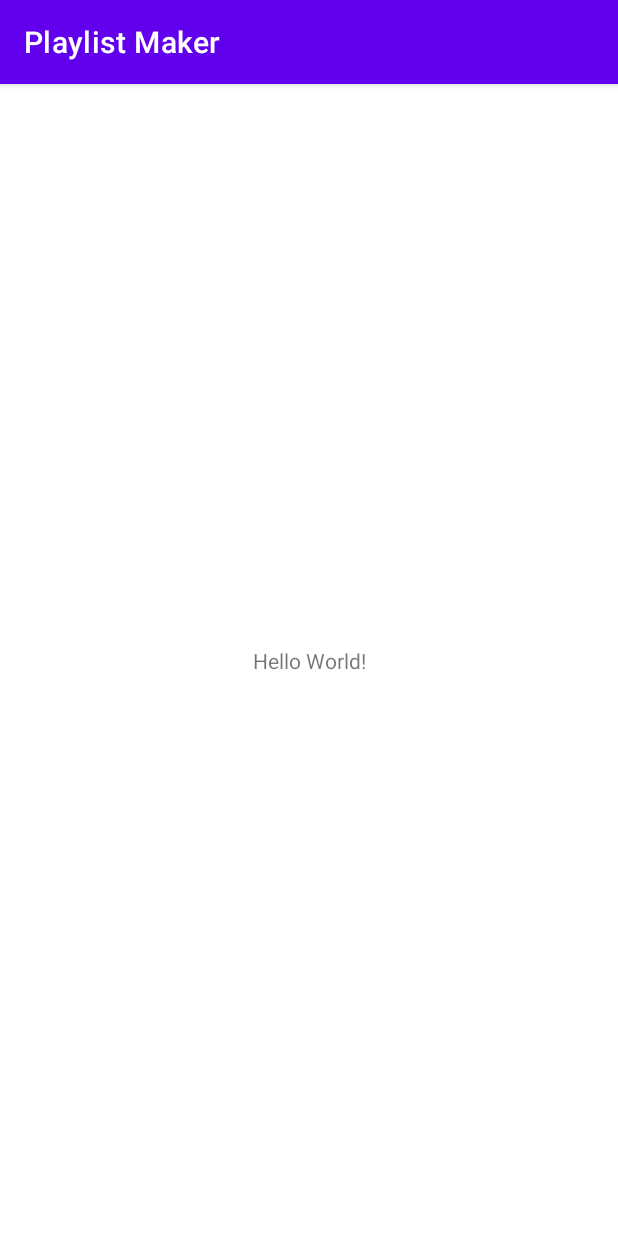
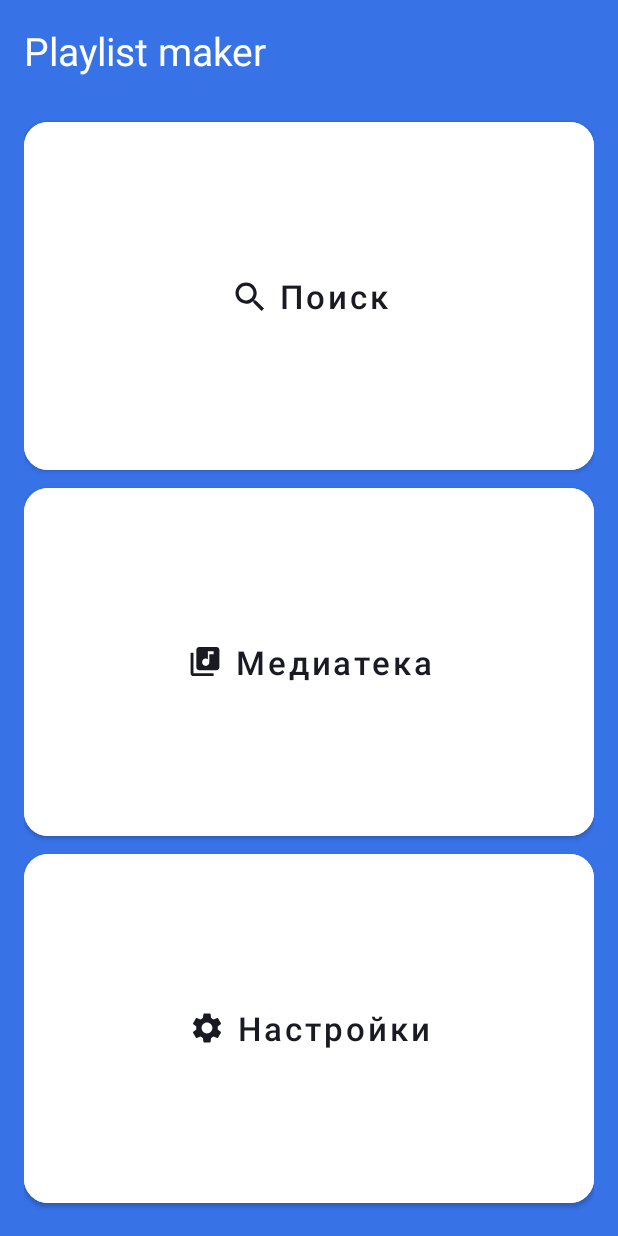
Before and after one commit to Semiteplov/PlaylistMaker, an Android app: the screen it shows after launch (MainActivity), on a phone screen of 412 x 824 dp. Run offline under Robolectric (Android 15) with nearby library versions, the phone set to English and light mode, and no system bars.

Commit message:
Add main and settings screens

```diff
--- a/app/src/main/AndroidManifest.xml
+++ b/app/src/main/AndroidManifest.xml
@@ -11,7 +11,7 @@
         android:label="@string/app_name"
         android:roundIcon="@mipmap/ic_launcher_round"
         android:supportsRtl="true"
-        android:theme="@style/Theme.PlaylistMaker"
+        android:theme="@style/Theme.MaterialComponents.DayNight.NoActionBar"
         tools:targetApi="31">
         <activity
             android:name=".MainActivity"
--- /dev/null
+++ b/app/src/main/res/drawable/ic_media.xml
@@ -0,0 +1,4 @@
+<vector android:height="23.04dp" android:viewportHeight="24"
+    android:viewportWidth="25" android:width="24dp" xmlns:android="http://schemas.android.com/apk/res/android">
+    <path android:fillColor="#1A1B22" android:pathData="M20.5,2H8.5C7.4,2 6.5,2.9 6.5,4V16C6.5,17.1 7.4,18 8.5,18H20.5C21.6,18 22.5,17.1 22.5,16V4C22.5,2.9 21.6,2 20.5,2ZM18.5,7H15.5V12.5C15.5,13.88 14.38,15 13,15C11.62,15 10.5,13.88 10.5,12.5C10.5,11.12 11.62,10 13,10C13.57,10 14.08,10.19 14.5,10.51V5H18.5V7ZM4.5,6H2.5V20C2.5,21.1 3.4,22 4.5,22H18.5V20H4.5V6Z"/>
+</vector>
--- /dev/null
+++ b/app/src/main/res/drawable/ic_search.xml
@@ -0,0 +1,9 @@
+<vector xmlns:android="http://schemas.android.com/apk/res/android"
+    android:width="24dp"
+    android:height="24dp"
+    android:viewportWidth="24"
+    android:viewportHeight="24">
+  <path
+      android:pathData="M16.579,14.95H15.721L15.417,14.656C16.481,13.418 17.122,11.81 17.122,10.061C17.122,6.161 13.961,3 10.061,3C6.161,3 3,6.161 3,10.061C3,13.961 6.161,17.122 10.061,17.122C11.81,17.122 13.418,16.481 14.656,15.417L14.95,15.721V16.579L20.381,22L22,20.381L16.579,14.95ZM10.061,14.95C7.356,14.95 5.173,12.766 5.173,10.061C5.173,7.356 7.356,5.173 10.061,5.173C12.766,5.173 14.95,7.356 14.95,10.061C14.95,12.766 12.766,14.95 10.061,14.95Z"
+      android:fillColor="#1A1B22"/>
+</vector>
--- /dev/null
+++ b/app/src/main/res/drawable/ic_settings.xml
@@ -0,0 +1,9 @@
+<vector xmlns:android="http://schemas.android.com/apk/res/android"
+    android:width="24dp"
+    android:height="24dp"
+    android:viewportWidth="24"
+    android:viewportHeight="24">
+  <path
+      android:pathData="M19.14,12.94C19.18,12.64 19.2,12.33 19.2,12C19.2,11.68 19.18,11.36 19.13,11.06L21.16,9.48C21.34,9.34 21.39,9.07 21.28,8.87L19.36,5.55C19.24,5.33 18.99,5.26 18.77,5.33L16.38,6.29C15.88,5.91 15.35,5.59 14.76,5.35L14.4,2.81C14.36,2.57 14.16,2.4 13.92,2.4H10.08C9.84,2.4 9.65,2.57 9.61,2.81L9.25,5.35C8.66,5.59 8.12,5.92 7.63,6.29L5.24,5.33C5.02,5.25 4.77,5.33 4.65,5.55L2.74,8.87C2.62,9.08 2.66,9.34 2.86,9.48L4.89,11.06C4.84,11.36 4.8,11.69 4.8,12C4.8,12.31 4.82,12.64 4.87,12.94L2.84,14.52C2.66,14.66 2.61,14.93 2.72,15.13L4.64,18.45C4.76,18.67 5.01,18.74 5.23,18.67L7.62,17.71C8.12,18.09 8.65,18.41 9.24,18.65L9.6,21.19C9.65,21.43 9.84,21.6 10.08,21.6H13.92C14.16,21.6 14.36,21.43 14.39,21.19L14.75,18.65C15.34,18.41 15.88,18.09 16.37,17.71L18.76,18.67C18.98,18.75 19.23,18.67 19.35,18.45L21.27,15.13C21.39,14.91 21.34,14.66 21.15,14.52L19.14,12.94ZM12,15.6C10.02,15.6 8.4,13.98 8.4,12C8.4,10.02 10.02,8.4 12,8.4C13.98,8.4 15.6,10.02 15.6,12C15.6,13.98 13.98,15.6 12,15.6Z"
+      android:fillColor="#1A1B22"/>
+</vector>
--- a/app/src/main/res/layout/activity_main.xml
+++ b/app/src/main/res/layout/activity_main.xml
@@ -1,18 +1,70 @@
 <?xml version="1.0" encoding="utf-8"?>
-<androidx.constraintlayout.widget.ConstraintLayout xmlns:android="http://schemas.android.com/apk/res/android"
+<LinearLayout xmlns:android="http://schemas.android.com/apk/res/android"
     xmlns:app="http://schemas.android.com/apk/res-auto"
-    xmlns:tools="http://schemas.android.com/tools"
     android:layout_width="match_parent"
     android:layout_height="match_parent"
-    tools:context=".MainActivity">
+    android:orientation="vertical"
+    android:background="#3772E7"
+    android:padding="16dp">
 
     <TextView
         android:layout_width="wrap_content"
         android:layout_height="wrap_content"
-        android:text="Hello World!"
-        app:layout_constraintBottom_toBottomOf="parent"
-        app:layout_constraintEnd_toEndOf="parent"
-        app:layout_constraintStart_toStartOf="parent"
-        app:layout_constraintTop_toTopOf="parent" />
+        android:layout_gravity="start"
+        android:text="@string/playlist_maker"
+        android:textColor="#ffffff"
+        android:textSize="26sp" />
 
-</androidx.constraintlayout.widget.ConstraintLayout>
+    <LinearLayout
+        android:layout_width="match_parent"
+        android:layout_height="match_parent"
+        android:layout_marginTop="24dp"
+        android:orientation="vertical">
+
+        <Button
+            android:layout_width="match_parent"
+            android:layout_height="0dp"
+            android:layout_weight="1"
+            android:backgroundTint="#ffffff"
+            android:text="@string/search"
+            android:textColor="#1A1B22"
+            app:cornerRadius="16dp"
+            android:textSize="22sp"
+            android:textAllCaps="false"
+            app:icon="@drawable/ic_search"
+            app:iconGravity="textStart"
+            app:iconPadding="8dp"
+            app:iconTint="#1A1B22" />
+
+        <Button
+            android:layout_width="match_parent"
+            android:layout_height="0dp"
+            android:layout_weight="1"
+            android:backgroundTint="#ffffff"
+            android:text="@string/media"
+            android:textColor="#1A1B22"
+            app:cornerRadius="16dp"
+            android:textSize="22sp"
+            android:textAllCaps="false"
+            app:icon="@drawable/ic_media"
+            app:iconGravity="textStart"
+            app:iconPadding="8dp"
+            app:iconTint="#1A1B22" />
+
+        <Button
+            android:layout_width="match_parent"
+            android:layout_height="0dp"
+            android:layout_weight="1"
+            android:backgroundTint="#ffffff"
+            android:text="@string/settings"
+            android:textColor="#1A1B22"
+            app:cornerRadius="16dp"
+            android:textSize="22sp"
+            android:textAllCaps="false"
+            app:icon="@drawable/ic_settings"
+            app:iconGravity="textStart"
+            app:iconPadding="8dp"
+            app:iconTint="#1A1B22" />
+
+    </LinearLayout>
+</LinearLayout>
--- a/app/src/main/res/values/strings.xml
+++ b/app/src/main/res/values/strings.xml
@@ -1,3 +1,11 @@
 <resources>
     <string name="app_name">Playlist Maker</string>
+    <string name="search">Поиск</string>
+    <string name="media">Медиатека</string>
+    <string name="settings">Настройки</string>
+    <string name="playlist_maker">Playlist maker</string>
+    <string name="dark_theme">Темная тема</string>
+    <string name="share_app">Поделиться приложением</string>
+    <string name="support">Написать в поддержку</string>
+    <string name="terms_of_use">Пользовательское соглашение</string>
 </resources>
--- a/app/src/main/res/values/themes.xml
+++ b/app/src/main/res/values/themes.xml
@@ -13,4 +13,8 @@
         <item name="android:statusBarColor" tools:targetApi="l">?attr/colorPrimaryVariant</item>
         <!-- Customize your theme here. -->
     </style>
+    <style name="button_text">
+        <item name="android:textSize">16sp</item>
+        <item name="android:textColor">#000000</item>
+    </style>
 </resources>
```
Also changed, not shown: app/src/main/res/drawable/ic_arrow_back.xml (added, +13 -0 lines), app/src/main/res/drawable/ic_arrow_forward.xml (added, +9 -0 lines), app/src/main/res/drawable/ic_share.xml (added, +9 -0 lines), app/src/main/res/drawable/ic_support.xml (added, +18 -0 lines), app/src/main/res/layout/activity_settings.xml (added, +102 -0 lines).
